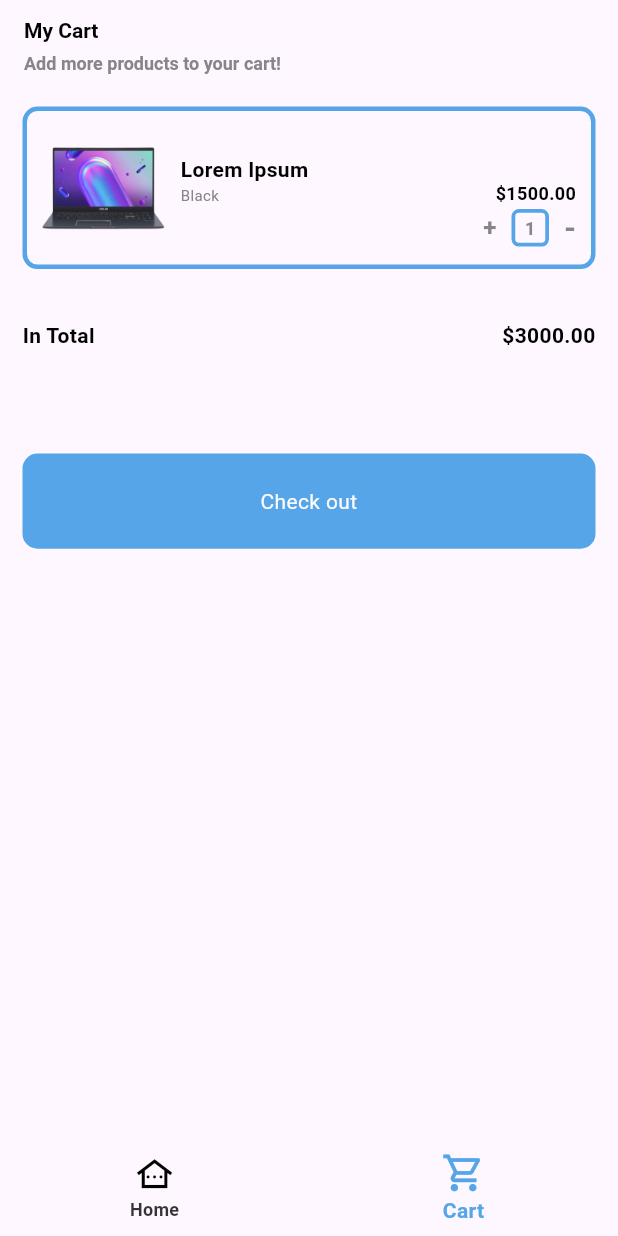
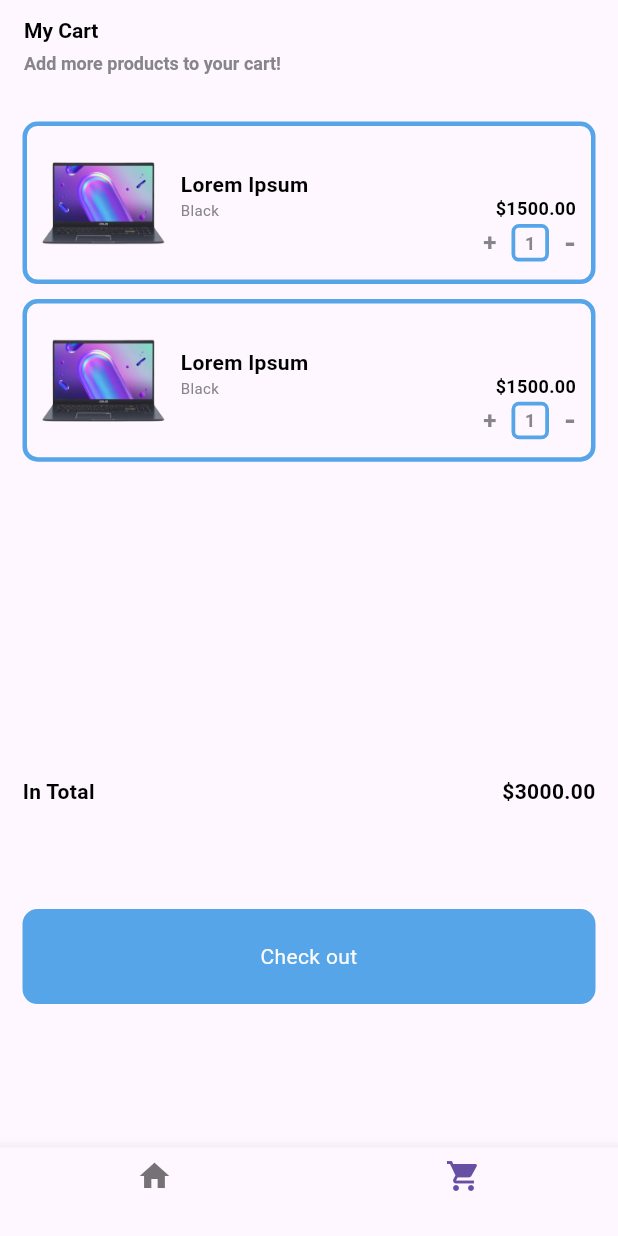
Before and after one commit to AyaAlsaity/career_camp, a Flutter app: the TabsScreen screen opened directly, item 2 of the bottom bar chosen, after a tap on "Check out", on a phone screen of 412 x 824 dp. Run offline on Flutter 3.47's test engine with Material 3 defaults, Android fonts, the phone set to English and light mode, and no system bars; our stand-ins replace shared_preferences; accounts and stored records are empty.

Commit message:
cart screen

```diff
--- /dev/null
+++ b/lib/controller/provider/item_counter.dart
@@ -0,0 +1,14 @@
+import 'package:flutter/material.dart';
+
+class ItemCountrProvider with ChangeNotifier {
+   int count=1;
+  initCount(){
+    count=1;
+    notifyListeners();
+  }
+  void add(){
+    count++;
+    notifyListeners();
+  }
+
+}
--- a/lib/controller/provider/item_provider.dart
+++ b/lib/controller/provider/item_provider.dart
@@ -4,7 +4,7 @@ import '../model/item_model.dart';
 import 'dart:async';
 import '../services/api.dart';
 
-class GamesProvider with ChangeNotifier {
+class ItemsProvider with ChangeNotifier {
   List<ItemModel> items = [];
   List<ItemModel> filteredItems = [];
   List<ItemModel> favoriteItems = [];
--- a/lib/main.dart
+++ b/lib/main.dart
@@ -1,6 +1,7 @@
 import 'package:flutter/material.dart';
+import 'package:provider/provider.dart';
+import 'controller/provider/item_counter.dart';
 import 'ui/pages/auth/splash_screen.dart';
-
 
 void main() {
   runApp(const MyApp());
@@ -11,9 +12,20 @@ class MyApp extends StatelessWidget {
 
   @override
   Widget build(BuildContext context) {
-    return const MaterialApp(
-      debugShowCheckedModeBanner: false,
-      home: SplashScreen(),
+    return MultiProvider(
+      providers: [
+        ChangeNotifierProvider<ItemCountrProvider>(
+          create: (_) {
+            return ItemCountrProvider();
+          },
+        ),
+      ],
+      child: Consumer<ItemCountrProvider>(builder: (context, ItemCountListener, _) {
+        return const MaterialApp(
+          debugShowCheckedModeBanner: false,
+          home: SplashScreen(),
+        );
+      }),
     );
   }
 }
--- a/lib/ui/pages/auth/splash_screen.dart
+++ b/lib/ui/pages/auth/splash_screen.dart
@@ -17,7 +17,7 @@ class _SplashScreenState extends State<SplashScreen> {
   @override
   void initState() {
     Timer(const Duration(seconds: 5), () {
-      Navigator.push(
+      Navigator.pushReplacement(
           context, CupertinoPageRoute(builder: (_) => const IntroScreen()));
     });
 
--- a/lib/ui/pages/main/cart_screen.dart
+++ b/lib/ui/pages/main/cart_screen.dart
@@ -1,4 +1,6 @@
 import 'package:flutter/material.dart';
+import 'package:provider/provider.dart';
+import '../../../controller/provider/item_counter.dart';
 import '../../helper/const.dart';
 
 class CartScreen extends StatefulWidget {
@@ -50,7 +52,98 @@ class _CartScreenState extends State<CartScreen> {
             child: Column(
               // crossAxisAlignment: CrossAxisAlignment.start,
               children: [
-                Container(
+                SizedBox(
+                  height: size.height / 2,
+                  child: ListView.builder(
+                    physics: const NeverScrollableScrollPhysics(),
+                    padding: const EdgeInsets.symmetric(vertical: 5),
+                    itemCount: 2,
+                    itemBuilder: (context, index) => Padding(
+                      padding: const EdgeInsets.symmetric(vertical: 5),
+                      child: ChangeNotifierProvider(
+                        create: (context) => ItemCountrProvider(),
+                        child: Consumer<ItemCountrProvider>(
+                            builder: (context, itemCounterConsumer, _) {
+                          return const ContinerCartScreen();
+                        }),
+                      ),
+                    ),
+                  ),
+                ),
+                SizedBox(
+                  height: size.width / 12,
+                ),
+                const Row(
+                  mainAxisAlignment: MainAxisAlignment.spaceBetween,
+                  children: [
+                    Text(
+                      "In Total",
+                      style: TextStyle(
+                        fontSize: 14,
+                        color: mainTextColor,
+                        fontWeight: FontWeight.bold,
+                      ),
+                    ),
+                    Text(
+                      "\$3000.00",
+                      style: TextStyle(
+                        fontSize: 14,
+                        color: mainTextColor,
+                        fontWeight: FontWeight.bold,
+                      ),
+                    ),
+                  ],
+                ),
+                SizedBox(
+                  height: size.width / 6,
+                ),
+                InkWell(
+                  onTap: () async {},
+                  child: Container(
+                    width: double.infinity,
+                    height: size.width / 6.5,
+                    decoration: BoxDecoration(
+                      borderRadius: BorderRadius.circular(10),
+                      color: mainColor,
+                      border: Border.all(color: mainColor, width: 2),
+                    ),
+                    child: const Center(
+                      child: Text(
+                        "Check out",
+                        textAlign: TextAlign.center,
+                        style: TextStyle(
+                          fontSize: 14,
+                          // fontWeight: FontWeight.bold,
+                          color: backgroundScreenColor,
+                        ),
+                      ),
+                    ),
+                  ),
+                ),
+              ],
+            ),
+          ),
+        ),
+      ),
+    );
+  }
+}
+
+class ContinerCartScreen extends StatefulWidget {
+  const ContinerCartScreen({super.key});
+
+  @override
+  State<ContinerCartScreen> createState() => _ContinerCartScreenState();
+}
+
+class _ContinerCartScreenState extends State<ContinerCartScreen> {
+  @override
+  Widget build(BuildContext context) {
+    final itemCounterListenerrr =
+        Provider.of<ItemCountrProvider>(context, listen: true);
+    // int index = itemCounterListenerrr.count;
+    Size size = MediaQuery.of(context).size;
+    return Container(
       width: double.infinity,
       decoration: BoxDecoration(
         borderRadius: BorderRadius.circular(10),
@@ -125,9 +218,10 @@ class _CartScreenState extends State<CartScreen> {
                   children: [
                     InkWell(
                       onTap: () {
-                                    setState(() {
-                                      index++;
-                                    });
+                        itemCounterListenerrr.add();
+                        // setState(() {
+                        //   index++;
+                        // });
                       },
                       child: const Text(
                         "+",
@@ -153,7 +247,7 @@ class _CartScreenState extends State<CartScreen> {
                       ),
                       child: Center(
                         child: Text(
-                                      index.toString(),
+                          itemCounterListenerrr.count.toString(),
                           style: const TextStyle(
                             fontSize: 12,
                             color: greyTextColor,
@@ -167,11 +261,11 @@ class _CartScreenState extends State<CartScreen> {
                     ),
                     InkWell(
                       onTap: () {
-                                    if (index > 1) {
-                                      setState(() {
-                                        index--;
-                                      });
-                                    }
+                        // if (index > 1) {
+                        //   setState(() {
+                        //     index--;
+                        //   });
+                        // }
                       },
                       child: const Text(
                         "-",
@@ -189,62 +283,6 @@ class _CartScreenState extends State<CartScreen> {
           ],
         ),
       ),
-                ),
-                SizedBox(
-                  height: size.width / 12,
-                ),
-                const Row(
-                  mainAxisAlignment: MainAxisAlignment.spaceBetween,
-                  children: [
-                    Text(
-                      "In Total",
-                      style: TextStyle(
-                        fontSize: 14,
-                        color: mainTextColor,
-                        fontWeight: FontWeight.bold,
-                      ),
-                    ),
-                    Text(
-                      "\$3000.00",
-                      style: TextStyle(
-                        fontSize: 14,
-                        color: mainTextColor,
-                        fontWeight: FontWeight.bold,
-                      ),
-                    ),
-                  ],
-                ),
-                SizedBox(
-                  height: size.width / 6,
-                ),
-                InkWell(
-                  onTap: () async {},
-                  child: Container(
-                    width: double.infinity,
-                    height: size.width / 6.5,
-                    decoration: BoxDecoration(
-                      borderRadius: BorderRadius.circular(10),
-                      color: mainColor,
-                      border: Border.all(color: mainColor, width: 2),
-                    ),
-                    child: const Center(
-                      child: Text(
-                        "Check out",
-                        textAlign: TextAlign.center,
-                        style: TextStyle(
-                          fontSize: 14,
-                          // fontWeight: FontWeight.bold,
-                          color: backgroundScreenColor,
-                        ),
-                      ),
-                    ),
-                  ),
-                ),
-              ],
-            ),
-          ),
-        ),
-      ),
     );
   }
 }
--- a/lib/ui/pages/main/home_screen.dart
+++ b/lib/ui/pages/main/home_screen.dart
@@ -140,12 +140,14 @@ class _HomeScreenState extends State<HomeScreen> {
                             fontWeight: FontWeight.w500,
                           ),
                         ),
-                        Text(
-                          "More",
-                          style: TextStyle(
-                            fontSize: 10,
-                            color: mainColor,
-                            fontWeight: FontWeight.w500,
+                        InkWell(
+                          child: Text(
+                            "More",
+                            style: TextStyle(
+                              fontSize: 10,
+                              color: mainColor,
+                              fontWeight: FontWeight.w500,
+                            ),
                           ),
                         ),
                       ],
@@ -154,9 +156,40 @@ class _HomeScreenState extends State<HomeScreen> {
                   SizedBox(
                     height: size.width / 12,
                   ),
+
+
+
+
+                  // SizedBox(
+                  //     width: double.infinity,
+                  //     height: size.height * 1.5,
+                  //     child: GridView.builder(
+                  //       gridDelegate:
+                  //           const SliverGridDelegateWithFixedCrossAxisCount(
+                  //         childAspectRatio: 1 / 1.5,
+                  //         mainAxisSpacing: 24,
+                  //         crossAxisSpacing: 15,
+                  //         crossAxisCount: 2,
+                  //       ),
+                  //       itemBuilder: (context, index) => const SizedBox(),
+                  //       itemCount: 6,
+                  //     )),
+
+
+
+
+
+
+
+
+
+
+
+
+
                   SizedBox(
                     width: double.infinity,
-                    height: size.height*1.5,
+                    height: size.height * 1.5,
                     child: GridView.builder(
                       physics: const NeverScrollableScrollPhysics(),
                       // padding: const EdgeInsets.all(24),
@@ -229,7 +262,7 @@ class _HomeScreenState extends State<HomeScreen> {
                         ),
                       ),
                     ),
-                  )
+                  ),
                 ],
               ),
             ),
--- a/lib/ui/pages/main/tabs_screen.dart
+++ b/lib/ui/pages/main/tabs_screen.dart
@@ -1,7 +1,6 @@
-import 'package:career_camp/ui/helper/const.dart';
+import 'package:career_camp/ui/pages/main/cart_screen.dart';
+import 'package:career_camp/ui/pages/main/home_screen.dart';
 import 'package:flutter/material.dart';
-import 'cart_screen.dart';
-import 'home_screen.dart';
 
 class TabsScreen extends StatefulWidget {
   const TabsScreen({super.key});
@@ -11,56 +10,146 @@ class TabsScreen extends StatefulWidget {
 }
 
 class _TabsScreenState extends State<TabsScreen> {
-  int currentIndex = 0;
+  int index = 0;
   @override
   Widget build(BuildContext context) {
-    Size size = MediaQuery.of(context).size;
     return Scaffold(
-      body: AnimatedSwitcher(
-        duration: kThemeAnimationDuration,
-        child: currentIndex == 0 ? const HomeScreen() : const CartScreen(),
-      ),
+      body: index == 0 ? const HomeScreen() : const CartScreen(),
       bottomNavigationBar: BottomNavigationBar(
-        type: BottomNavigationBarType.fixed,
-        mouseCursor: MouseCursor.defer,
-        elevation: 0,
-        currentIndex: currentIndex,
-        onTap: (index) {
-          setState(() {
-            currentIndex = index;
-          });
-        },
-        selectedItemColor: mainColor,
-        unselectedItemColor: mainTextColor.withOpacity(0.8),
-        selectedLabelStyle: const TextStyle(
-          fontWeight: FontWeight.bold,
-          color: mainColor,
-        ),
-        unselectedLabelStyle: TextStyle(
-          fontWeight: FontWeight.bold,
-          color: mainTextColor.withOpacity(0.8),
-        ),
-        items: [
-          BottomNavigationBarItem(
-            label: "Home",
-            backgroundColor: backgroundScreenColor,
-            icon: Icon(
-              Icons.other_houses_outlined,
-              size: currentIndex == 0 ? size.width / 14 : size.width / 16,
-              color: currentIndex == 0 ? mainColor : mainTextColor,
+          onTap: (value) {
+            setState(() {
+              index = value;
+            });
+          },
+          currentIndex: index,
+          items: const [
+            BottomNavigationBarItem(
+              label: "",
+              icon: Icon(Icons.home),
             ),
-          ),
-          BottomNavigationBarItem(
-            label: "Cart",
-            backgroundColor: backgroundScreenColor,
-            icon: Icon(
-              Icons.shopping_cart_outlined,
-              size: currentIndex == 1 ? size.width / 14 : size.width / 16,
-              color: currentIndex == 1 ? mainColor : mainTextColor,
+            BottomNavigationBarItem(
+              label: "",
+              icon: Icon(Icons.shopping_cart),
             ),
-          ),
-        ],
-      ),
+          ]),
     );
   }
 }
+
+
+
+
+
+
+
+
+// // import 'package:career_camp/ui/pages/main/cart_screen.dart';
+// // import 'package:career_camp/ui/pages/main/home_screen.dart';
+// // import 'package:flutter/material.dart';
+
+// // class TabsScreen extends StatefulWidget {
+// //   const TabsScreen({super.key});
+
+// //   @override
+// //   State<TabsScreen> createState() => _TabsScreenState();
+// // }
+
+// // class _TabsScreenState extends State<TabsScreen> {
+// //   int index = 0;
+// //   @override
+// //   Widget build(BuildContext context) {
+// //     return Scaffold(
+// //       body: index == 0 ? const HomeScreen() : const CartScreen(),
+// //       bottomNavigationBar: BottomNavigationBar(
+// //         currentIndex: index,
+// //         onTap: (value) {
+// //           setState(() {
+// //             index = value;
+// //           });
+// //         },
+// //         items: const [
+// //           BottomNavigationBarItem(icon: Icon(Icons.home),label: ""),
+// //           BottomNavigationBarItem(icon: Icon(Icons.ac_unit_rounded),label: ""),
+// //         ],
+// //       ),
+// //     );
+// //   }
+// // }
+
+
+
+
+// import 'package:career_camp/ui/helper/const.dart';
+// import 'package:flutter/material.dart';
+// import 'cart_screen.dart';
+// import 'home_screen.dart';
+
+// class TabsScreen extends StatefulWidget {
+//   const TabsScreen({super.key});
+
+//   @override
+//   State<TabsScreen> createState() => _TabsScreenState();
+// }
+
+// class _TabsScreenState extends State<TabsScreen> {
+//   int currentIndex = 0;
+//   @override
+//   Widget build(BuildContext context) {
+//     Size size = MediaQuery.of(context).size;
+//     return Scaffold(
+//       body: AnimatedSwitcher(
+//         duration: kThemeAnimationDuration,
+//         child: currentIndex == 0 ? const HomeScreen() : const CartScreen(),
+//       ),
+
+//       bottomNavigationBar: BottomNavigationBar(
+//         type: BottomNavigationBarType.fixed,
+//         mouseCursor: MouseCursor.defer,
+//         elevation: 0,
+//         currentIndex: currentIndex,
+
+
+//         onTap: (index) {
+//           setState(() {
+//             currentIndex = index;
+//           });
+//         },
+
+
+
+//         selectedItemColor: mainColor,
+//         unselectedItemColor: mainTextColor.withOpacity(0.8),
+//         selectedLabelStyle: const TextStyle(
+//           fontWeight: FontWeight.bold,
+//           color: mainColor,
+//         ),
+//         unselectedLabelStyle: TextStyle(
+//           fontWeight: FontWeight.bold,
+//           color: mainTextColor.withOpacity(0.8),
+//         ),
+
+
+//         items: [
+//           BottomNavigationBarItem(
+//             label: "Home",
+//             backgroundColor: backgroundScreenColor,
+//             icon: Icon(
+//               Icons.other_houses_outlined,
+//               size: currentIndex == 0 ? size.width / 14 : size.width / 16,
+//               color: currentIndex == 0 ? mainColor : mainTextColor,
+//             ),
+//           ),
+//           BottomNavigationBarItem(
+//             label: "Cart",
+//             backgroundColor: backgroundScreenColor,
+//             icon: Icon(
+//               Icons.shopping_cart_outlined,
+//               size: currentIndex == 1 ? size.width / 14 : size.width / 16,
+//               color: currentIndex == 1 ? mainColor : mainTextColor,
+//             ),
+//           ),
+//         ],
+//       ),
+//     );
+//   }
+// }
```
Also changed, not shown: pubspec.lock. Lines whose indentation alone changed are shown as unchanged.
